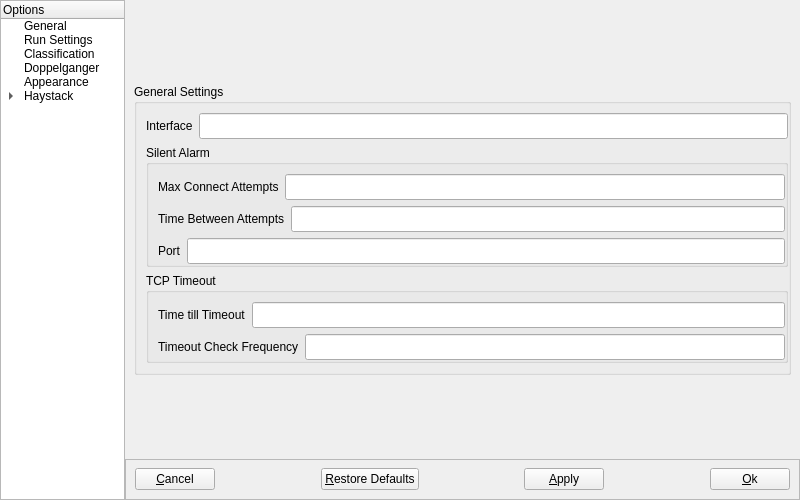
The window that NovaGUI/UI/novaconfig.ui (altf4/Nova) describes before a commit, drawn with Qt 5.
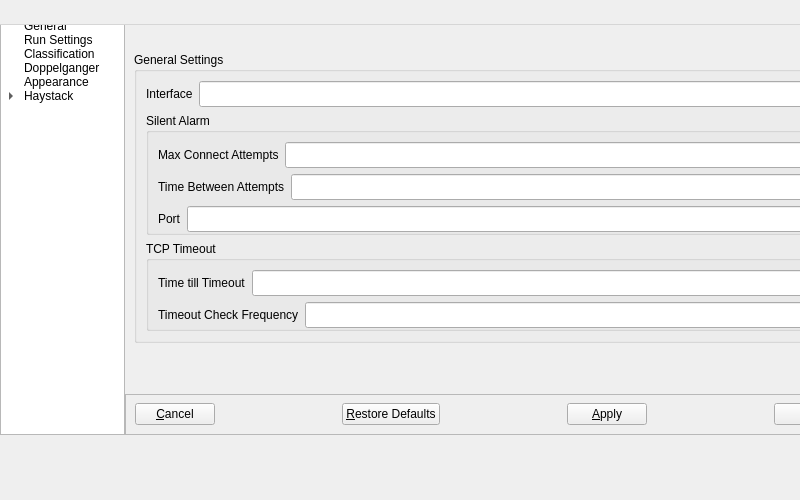
The same window after the commit.

The edit to the form file:
```diff
--- a/NovaGUI/UI/novaconfig.ui
+++ b/NovaGUI/UI/novaconfig.ui
@@ -1,7 +1,7 @@
 <?xml version="1.0" encoding="UTF-8"?>
 <ui version="4.0">
  <class>NovaConfigClass</class>
- <widget class="QMainWindow" name="NovaConfigClass">
+ <widget class="QDialog" name="NovaConfigClass">
   <property name="windowModality">
    <enum>Qt::WindowModal</enum>
   </property>
```
